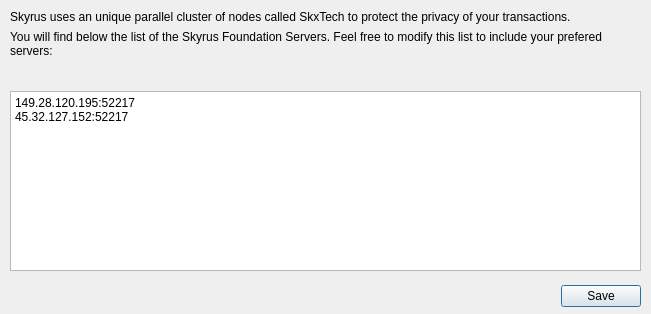
Above: src/qt/skxtechinit.ui from skyrusnetwork/skyrus-core-1.0.1 before the change. Below: the same form after it.
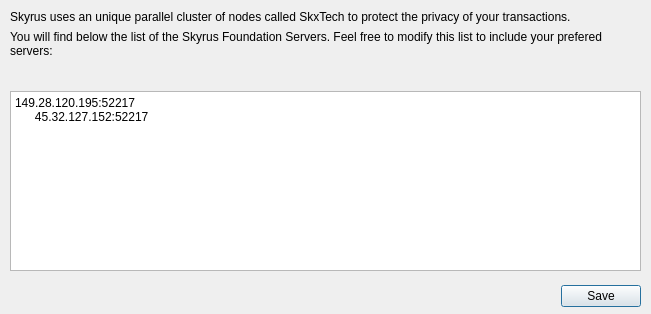
That is the form after the change.

```diff
--- a/src/qt/skxtechinit.ui
+++ b/src/qt/skxtechinit.ui
@@ -93,7 +93,7 @@
      <widget class="QPlainTextEdit" name="plainTextEdit">
       <property name="plainText">
        <string>149.28.120.195:52217
-45.32.127.152:52217
+      45.32.127.152:52217
 </string>
       </property>
      </widget>
```
Lines whose indentation alone changed are shown as unchanged.
